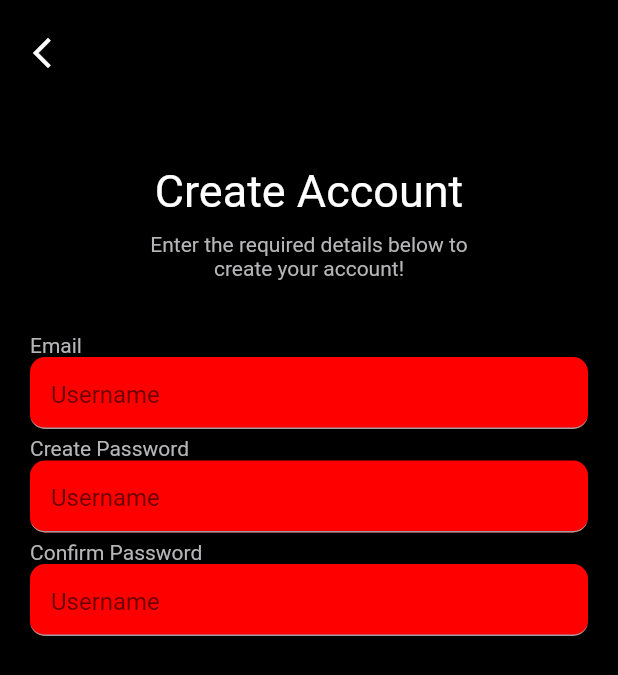
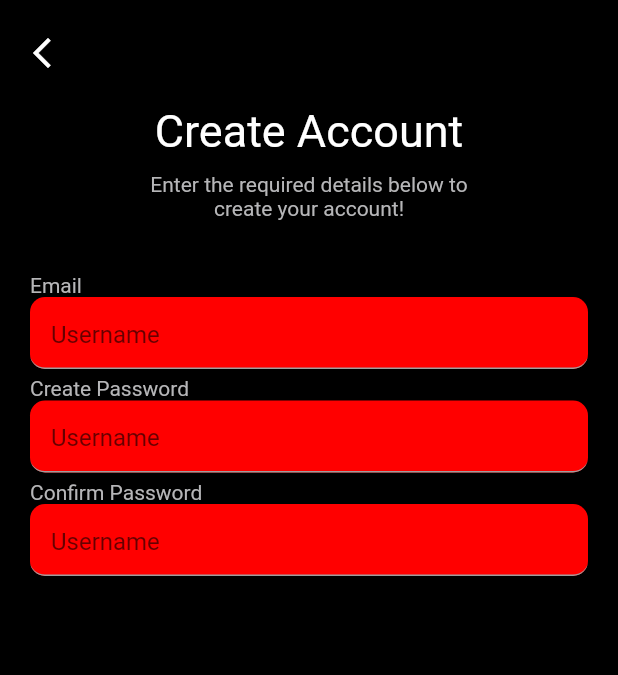
Before and after one commit to mshumtum/xrpaynet, a Flutter app: the screen it shows after launch, after a tap on "Create Your Account", on a phone screen of 412 x 824 dp. Shown: the top 675 px of the screen. Run offline on Flutter 3.47's test engine with Material 2 defaults, Android fonts, the phone set to English and light mode, and no system bars; our stand-ins replace get_it, internet_connection_checker; missing offline and left inert: http_interceptor; Roboto replaces fonts that are missing (Roboto-Medium, Roboto-Regular, Roboto-fontRegular).

Commit message:
making common componets

```diff
--- a/lib/components/screens/WelcomeScreen.dart
+++ b/lib/components/screens/WelcomeScreen.dart
@@ -5,13 +5,11 @@ import 'package:xr_paynet/theme/AppTheme.dart';
 import 'package:xr_paynet/theme/Colors.dart';
 import 'package:xr_paynet/theme/Constants.dart';
 import 'package:xr_paynet/theme/Images.dart';
-
 import '../core/Locator.dart';
 import '../core/navigation/navigation_service.dart';
 
 class WelcomeScreen extends StatefulWidget {
   static const String routeName = '/welcome_page';
-
   const WelcomeScreen({
     Key? key,
   }) : super(key: key);
@@ -27,6 +25,7 @@ class _WelcomeScreenState extends State<WelcomeScreen> {
     return Scaffold(
         backgroundColor: AppClr.black,
         body: SafeArea(
+          child: SingleChildScrollView(
             child: Center(
               child: Column(
                 children: [
@@ -39,7 +38,8 @@ class _WelcomeScreenState extends State<WelcomeScreen> {
                         child: Image.asset(Images.ic_volta),
                       ),
                       Container(
-                      padding: const EdgeInsets.fromLTRB(0.0, 50.0, 0.0, 20.0),
+                        padding:
+                            const EdgeInsets.fromLTRB(0.0, 50.0, 0.0, 20.0),
                         child: Image.asset(
                           Images.ic_welcome_bg,
                           fit: BoxFit.fill,
@@ -62,15 +62,26 @@ class _WelcomeScreenState extends State<WelcomeScreen> {
                     textAlign: TextAlign.center,
                   ),
                   const SizedBox(
-                  height: 20,
+                    height: 36,
                   ),
                   ButtonPrimary(
                     title: "Create Your Account",
                     onClick: () {
                       _navigationService.navigateWithBack(LoginPage.routeName);
                     },
-                )
+                  ),
+                  const SizedBox(height: 14),
+                  ButtonSecondary(
+                    title: "Account Already Exists",
+                    onClick: () {
+                      _navigationService.navigateWithBack(LoginPage.routeName);
+                    },
+                  ),
+                  const SizedBox(
+                    height: 50,
+                  ),
                 ],
+              ),
             ),
           ),
         ));
--- a/lib/components/screens/login/LoginScreen.dart
+++ b/lib/components/screens/login/LoginScreen.dart
@@ -1,4 +1,5 @@
 import 'package:flutter/material.dart';
+import 'package:xr_paynet/components/widgets/Header.dart';
 
 import '../../../theme/Colors.dart';
 import '../../core/Locator.dart';
@@ -21,23 +22,18 @@ class _LoginPageState extends State<LoginPage> {
   Widget build(BuildContext context) {
     return Scaffold(
       backgroundColor: AppClr.black,
-      appBar: AppBar(
-        toolbarHeight: 70,
-        leading: IconButton(
-          icon: const Icon(Icons.arrow_back_ios_new_outlined,
-              color: Colors.white),
-          onPressed: () => _navigationService.goBack(),
-        ),
-        title: const Text(""),
-        centerTitle: true,
-      ),
       body: Column(
         mainAxisAlignment: MainAxisAlignment.start,
         crossAxisAlignment: CrossAxisAlignment.start,
         children: [
-          _titleText(),
-          _headingText(),
-          const SizedBox(height:30,),
+          const OnBoardingHeader(
+            title: 'Create Account',
+            subTitle:
+                'Enter the required details below to \ncreate your account!',
+          ),
+          const SizedBox(
+            height: 30,
+          ),
           _headingFieldText('Email'),
           _emailInputField(),
           _headingFieldText('Create Password'),
@@ -49,39 +45,10 @@ class _LoginPageState extends State<LoginPage> {
     );
   }
 
-  Widget _titleText() {
-    return Container(
-      margin: const EdgeInsets.only(top: 40.0),
-      child: const Align(
-          alignment: Alignment.center,
-          child: Text(
-            'Create Account',
-            style: TextStyle(
-                color: Colors.white, fontSize: 30, fontFamily: 'Roboto-Medium'),
-          )),
-    );
-  }
-
-  Widget _headingText() {
-    return Container(
-      margin: const EdgeInsets.only(top: 10.0),
-      child:  Align(
-          alignment: Alignment.center,
-          child: Text(
-            'Enter the required details below to \ncreate your account!',
-            textAlign: TextAlign.center,
-            style: TextStyle(
-                color: HexColor("#B6B6B8"),
-                fontSize: 14,
-                fontFamily: 'Roboto-Regular',
-            ),
-          )),
-    );
-  }
   Widget _headingFieldText(String text) {
     return Container(
-      margin: const EdgeInsets.only(top: 5.0,left: 20.0),
-      child:  Text(
+      margin: const EdgeInsets.only(top: 5.0, left: 20.0),
+      child: Text(
         text,
         textAlign: TextAlign.start,
         style: TextStyle(
@@ -92,6 +59,7 @@ class _LoginPageState extends State<LoginPage> {
       ),
     );
   }
+
   Widget _emailInputField() {
     return Padding(
       padding: const EdgeInsets.symmetric(horizontal: 20.0),
@@ -102,7 +70,7 @@ class _LoginPageState extends State<LoginPage> {
           filled: true,
           fillColor: const Color.fromRGBO(255, 0, 0, 1),
           contentPadding:
-          const EdgeInsets.only(left: 14.0, bottom: 6.0, top: 8.0),
+              const EdgeInsets.only(left: 14.0, bottom: 6.0, top: 8.0),
           focusedBorder: OutlineInputBorder(
             borderSide: const BorderSide(color: Colors.grey),
             borderRadius: BorderRadius.circular(10.0),
--- a/lib/components/widgets/ButtonPrimary.dart
+++ b/lib/components/widgets/ButtonPrimary.dart
@@ -6,18 +6,18 @@ class ButtonPrimary extends StatelessWidget {
   final String title;
   final Function() onClick;
 
-   const ButtonPrimary({super.key, required this.title, required this.onClick});
+  const ButtonPrimary({super.key, required this.title, required this.onClick});
   @override
   Widget build(BuildContext context) {
     return GestureDetector(
       onTap: onClick,
       child: Container(
         padding: const EdgeInsets.fromLTRB(10.0, 0, 10.0, 0),
-        height: 60,
+        height: 50,
         child: ClipRRect(
           borderRadius: const BorderRadius.all(Radius.circular(10.0)),
           child: AppBar(
-            backgroundColor: AppClr.white,
+            backgroundColor: AppClr.blue,
             centerTitle: true,
             title: Text(
               title,
@@ -29,3 +29,32 @@ class ButtonPrimary extends StatelessWidget {
     );
   }
 }
+
+class ButtonSecondary extends StatelessWidget {
+  final String title;
+  final Function() onClick;
+
+  const ButtonSecondary(
+      {super.key, required this.title, required this.onClick});
+  @override
+  Widget build(BuildContext context) {
+    return GestureDetector(
+      onTap: onClick,
+      child: Container(
+        padding: const EdgeInsets.fromLTRB(10.0, 0, 10.0, 0),
+        height: 50,
+        child: ClipRRect(
+          borderRadius: const BorderRadius.all(Radius.circular(10.0)),
+          child: AppBar(
+            backgroundColor: AppClr.grey,
+            centerTitle: true,
+            title: Text(
+              title,
+              style: AppTheme.body1,
+            ),
+          ),
+        ),
+      ),
+    );
+  }
+}
--- a/lib/components/widgets/Header.dart
+++ b/lib/components/widgets/Header.dart
@@ -1,4 +1,5 @@
 import 'package:flutter/material.dart';
+import 'package:xr_paynet/components/utilities/HexColor.dart';
 import 'package:xr_paynet/theme/AppTheme.dart';
 import 'package:xr_paynet/theme/Colors.dart';
 
@@ -27,3 +28,51 @@ class Header extends StatelessWidget {
     );
   }
 }
+
+class OnBoardingHeader extends StatelessWidget {
+  final String title;
+  final String subTitle;
+  const OnBoardingHeader(
+      {super.key, required this.title, required this.subTitle});
+
+  @override
+  Widget build(BuildContext context) {
+    return Column(
+      children: [
+        AppBar(
+          toolbarHeight: 70,
+          leading: IconButton(
+            icon: const Icon(Icons.arrow_back_ios_new_outlined,
+                color: Colors.white),
+            onPressed: () => {},
+          ),
+          title: const Text(""),
+          centerTitle: true,
+        ),
+        Align(
+            alignment: Alignment.center,
+            child: Text(
+              title,
+              style: const TextStyle(
+                  color: Colors.white,
+                  fontSize: 30,
+                  fontFamily: AppTheme.fontFamily),
+            )),
+        const SizedBox(
+          height: 10,
+        ),
+        Align(
+            alignment: Alignment.center,
+            child: Text(
+              subTitle,
+              textAlign: TextAlign.center,
+              style: TextStyle(
+                color: HexColor("#B6B6B8"),
+                fontSize: 14,
+                fontFamily: AppTheme.fontRegular,
+              ),
+            ))
+      ],
+    );
+  }
+}
--- a/lib/main.dart
+++ b/lib/main.dart
@@ -4,8 +4,6 @@ import 'package:xr_paynet/theme/AppTheme.dart';
 import 'components/core/Locator.dart';
 import 'components/core/navigation/navigation_service.dart';
 import 'components/core/navigation/routers.dart';
-
-
 
 Future<void> main() async {
   setupLocator();
@@ -18,7 +16,7 @@ class MyApp extends StatelessWidget {
   @override
   Widget build(BuildContext context) {
     return MaterialApp(
-      title: 'Flutter UI',
+      title: 'XR PayNet',
       debugShowCheckedModeBanner: false,
       theme: ThemeData(
         primarySwatch: AppTheme.black,
--- a/lib/theme/AppTheme.dart
+++ b/lib/theme/AppTheme.dart
@@ -6,6 +6,7 @@ class AppTheme {
 
   static const String fontFamily = 'Roboto';
   static const String fontMedium = 'Roboto-Medium';
+  static const String fontRegular = 'Roboto-fontRegular';
 
   static MaterialColor black = const MaterialColor(
     _blackPrimaryValue,
@@ -34,7 +35,7 @@ class AppTheme {
     fontWeight: FontWeight.w400,
     fontSize: 16,
     letterSpacing: -0.05,
-    color: AppClr.dark,
+    color: AppClr.white,
   );
   static const TextStyle white40 = TextStyle(
     fontFamily: fontMedium,
--- a/lib/theme/Colors.dart
+++ b/lib/theme/Colors.dart
@@ -6,4 +6,6 @@ class AppClr {
   static const Color white = Color(0xFFFFFFFF);
   static const Color nearlyBlack = Color(0xFF213333);
   static const Color dark = Color(0xFF253840);
+  static const Color blue = Color(0xFF0E24FE);
+  static const Color grey = Color(0xFFA0A0A4);
 }
```
Also changed, not shown: 1 other file. Lines whose indentation alone changed are shown as unchanged.
